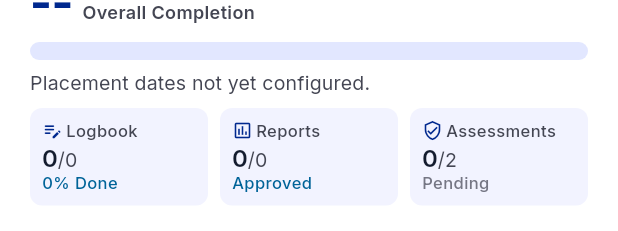
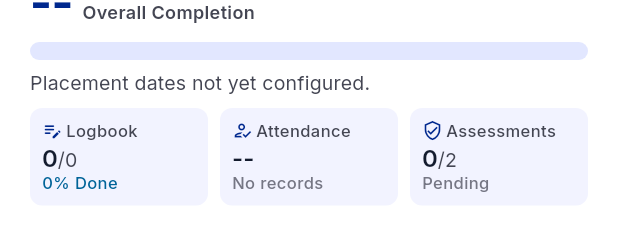
Before and after one commit to AlvinMutie/Attachment-Management-System, a Flutter app: the AttachmentProgressCard widget shown alone on an empty page, opened directly with empty values, on a phone screen of 412 x 824 dp. Shown: the part 129-360 px from the top of the screen. Run offline on Flutter 3.47's test engine with Material 3 defaults, Android fonts, the phone set to English and light mode, and no system bars; our stand-ins replace flutter_animate, flutter_secure_storage, google_fonts; accounts and stored records are empty; network calls fail.

Commit message:
refactor: add attendance tracking and deadline integration to student dashboard with tests

```diff
--- a/mobile/lib/providers/workspace_provider.dart
+++ b/mobile/lib/providers/workspace_provider.dart
@@ -64,6 +64,7 @@ class WorkspaceProvider extends ChangeNotifier {
 
   /// Clears cached data (e.g., on logout)
   void clear() {
+    if (_status == WorkspaceStatus.initial && _workspace == null) return;
     _workspace = null;
     _status = WorkspaceStatus.initial;
     _errorMessage = null;
--- a/mobile/lib/screens/home/dashboard_screen.dart
+++ b/mobile/lib/screens/home/dashboard_screen.dart
@@ -229,6 +229,7 @@ class _DashboardContent extends StatelessWidget {
                   dates: dates,
                   logbooks: logbooks,
                   assessments: assessments,
+                  attendance: attendance,
                   placementStatus: student.placementStatus,
                 ),
 
--- a/mobile/lib/screens/home/widgets/attachment_progress_card.dart
+++ b/mobile/lib/screens/home/widgets/attachment_progress_card.dart
@@ -9,6 +9,7 @@ class AttachmentProgressCard extends StatefulWidget {
   final DateMetrics dates;
   final LogbooksSummary logbooks;
   final AssessmentsSummary assessments;
+  final AttendanceStats attendance;
   final String? placementStatus;
 
   const AttachmentProgressCard({
@@ -16,6 +17,7 @@ class AttachmentProgressCard extends StatefulWidget {
     required this.dates,
     required this.logbooks,
     required this.assessments,
+    required this.attendance,
     this.placementStatus,
   });
 
@@ -112,6 +114,19 @@ class _AttachmentProgressCardState extends State<AttachmentProgressCard>
       default:
         return AppColors.outline;
     }
+  }
+
+  String _attendanceLabel(AttendanceStats a) {
+    if (a.hasNoRecords) return 'No records';
+    if (a.isCritical) return 'Critical';
+    if (a.isAtRisk) return 'At Risk';
+    return 'Compliant';
+  }
+
+  Color _attendanceColor(AttendanceStats a) {
+    if (a.hasNoRecords) return AppColors.outline;
+    if (a.isCritical || a.isAtRisk) return AppColors.error;
+    return AppColors.secondary;
   }
 
   @override
@@ -236,7 +251,7 @@ class _AttachmentProgressCardState extends State<AttachmentProgressCard>
           hasData
               ? AnimatedBuilder(
                   animation: _progressAnim,
-                  builder: (_, __) => _ProgressTrack(
+                  builder: (_, _) => _ProgressTrack(
                     fraction: _progressAnim.value,
                   ),
                 )
@@ -247,7 +262,7 @@ class _AttachmentProgressCardState extends State<AttachmentProgressCard>
           // Caption
           Text(
             hasData
-                ? '$completed of $total days logged & verified by academic liaison'
+                ? '$completed of $total days elapsed in your attachment period'
                 : 'Placement dates not yet configured.',
             style: AppTypography.bodySm,
           ),
@@ -270,12 +285,13 @@ class _AttachmentProgressCardState extends State<AttachmentProgressCard>
               const SizedBox(width: AppDimensions.spaceXs),
               Expanded(
                 child: _MiniStat(
-                  icon: Icons.assessment_outlined,
-                  label: 'Reports',
-                  value:
-                      '${widget.logbooks.approved}/${widget.logbooks.total}',
-                  sub: 'Approved',
-                  subColor: AppColors.secondary,
+                  icon: Icons.how_to_reg_outlined,
+                  label: 'Attendance',
+                  value: widget.attendance.hasNoRecords
+                      ? '--'
+                      : '${widget.attendance.rate}%',
+                  sub: _attendanceLabel(widget.attendance),
+                  subColor: _attendanceColor(widget.attendance),
                 ),
               ),
               const SizedBox(width: AppDimensions.spaceXs),
--- a/mobile/lib/screens/home/widgets/dashboard_header.dart
+++ b/mobile/lib/screens/home/widgets/dashboard_header.dart
@@ -2,7 +2,6 @@ import 'package:flutter/material.dart';
 import '../../../core/constants/app_colors.dart';
 import '../../../core/constants/app_dimensions.dart';
 import '../../../core/constants/app_typography.dart';
-import '../../../models/workspace_model.dart';
 
 /// Header section: greeting, today's date chip, and attachment day indicator
 class DashboardHeader extends StatelessWidget {
--- a/mobile/lib/screens/home/widgets/dashboard_skeleton.dart
+++ b/mobile/lib/screens/home/widgets/dashboard_skeleton.dart
@@ -37,7 +37,7 @@ class _DashboardSkeletonState extends State<DashboardSkeleton>
   Widget build(BuildContext context) {
     return AnimatedBuilder(
       animation: _shimmer,
-      builder: (_, __) {
+      builder: (_, _) {
         final alpha = (_shimmer.value * 255).toInt();
         return ListView(
           padding: const EdgeInsets.symmetric(
```
Also changed, not shown: mobile/lib/models/workspace_model.dart (+12 -4 lines), mobile/lib/screens/home/widgets/recent_activity_section.dart (+23 -0 lines), 1 other file.
